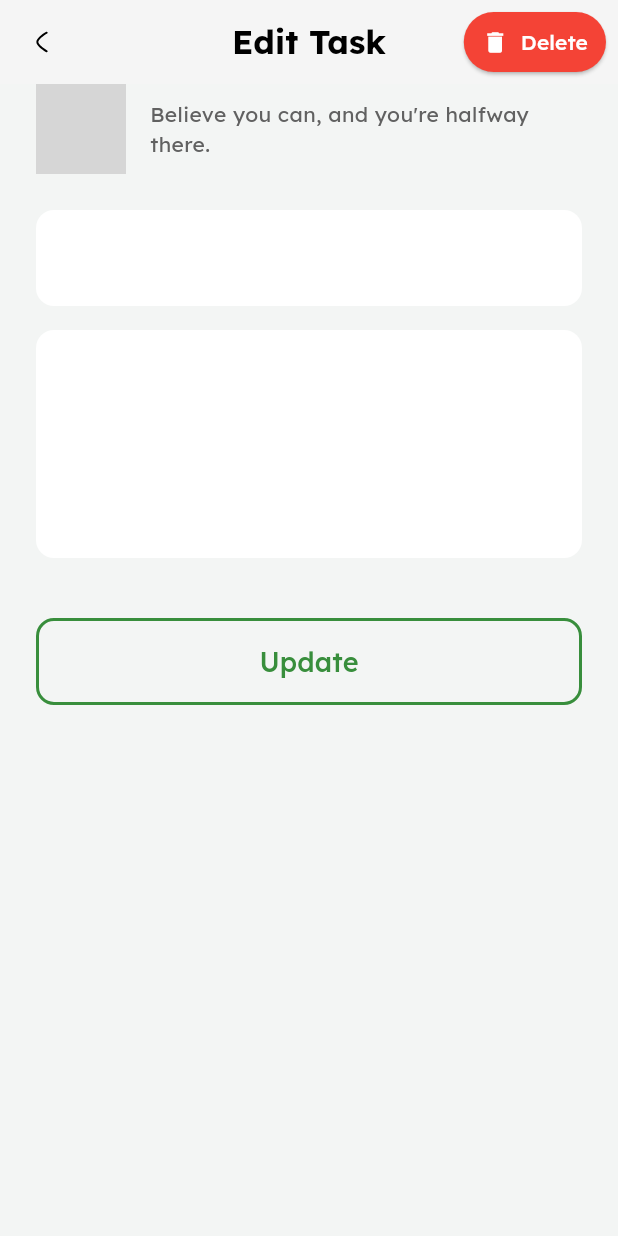
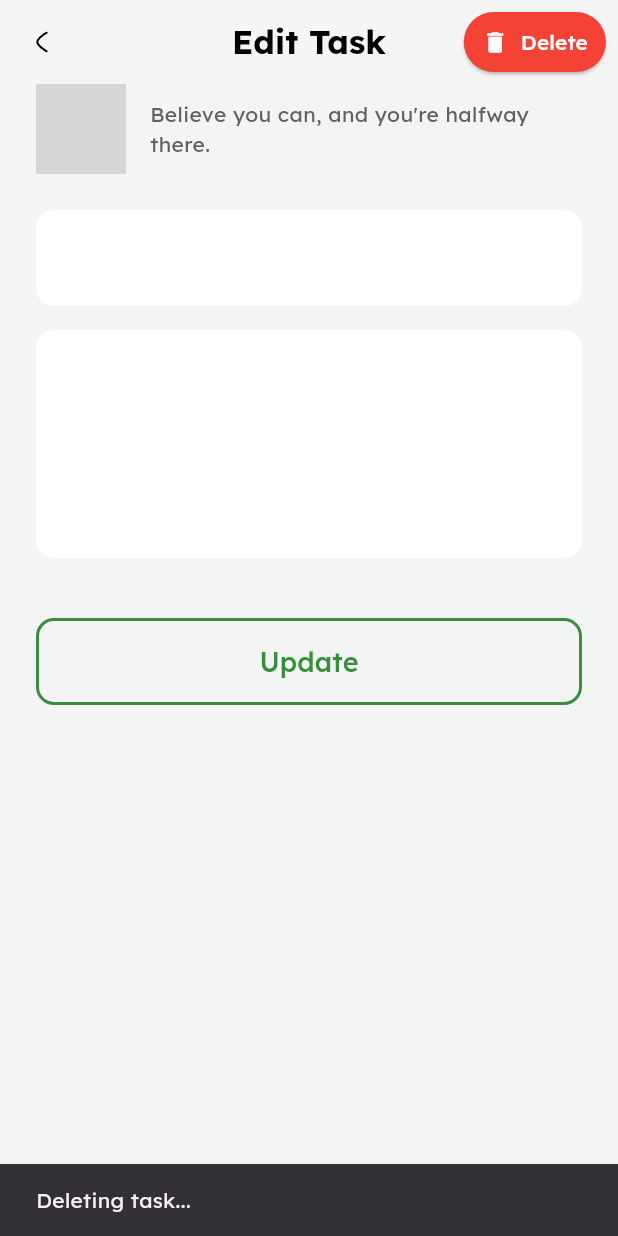
Before and after one commit to Salmon-ehab/to_do_app_nti, a Flutter app: the EditTaskView screen opened directly with empty values, after a tap on "Delete", on a phone screen of 412 x 824 dp. Run offline on Flutter 3.47's test engine with Material 3 defaults, Android fonts, the phone set to English and light mode, and no system bars; our stand-ins replace dartz, dio, flutter_bloc, flutter_screenutil, flutter_svg, get and 3 more; accounts and stored records are empty; network calls fail; grey boxes are pictures that could not be loaded.

Commit message:
delete task

```diff
--- a/lib/core/network/end_points.dart
+++ b/lib/core/network/end_points.dart
@@ -10,5 +10,7 @@ abstract class EndPoints {
   static const String deleteUser= 'delete_user';
     static const String refreshToken= 'refresh_token';
     static const String editTask ='tasks/';
+        static const String deleteTask ='tasks/';
+
 
 }
--- a/lib/feature/edit_task/data/delete_task_repo/delete_task_repo.dart
+++ b/lib/feature/edit_task/data/delete_task_repo/delete_task_repo.dart
@@ -0,0 +1,8 @@
+import 'package:dartz/dartz.dart';
+import 'package:login_task_nti/core/errors/failure.dart';
+import 'package:login_task_nti/core/models/response_model.dart';
+
+abstract class DeleteTaskRepo {
+  Future<Either<Failure, ResponseModel>> deleteTask(
+      {required int id});
+}
--- a/lib/feature/edit_task/data/delete_task_repo/delete_task_repo_imple.dart
+++ b/lib/feature/edit_task/data/delete_task_repo/delete_task_repo_imple.dart
@@ -0,0 +1,29 @@
+import 'package:dartz/dartz.dart';
+import 'package:dio/dio.dart';
+import 'package:login_task_nti/core/errors/app_exception.dart';
+import 'package:login_task_nti/core/errors/failure.dart';
+import 'package:login_task_nti/core/models/response_model.dart';
+import 'package:login_task_nti/core/network/api_consumer.dart';
+import 'package:login_task_nti/core/network/end_points.dart';
+import 'package:login_task_nti/feature/edit_task/data/delete_task_repo/delete_task_repo.dart';
+
+class DeleteTaskRepoImple implements DeleteTaskRepo {
+  final ApiConsumer apiConsumer;
+
+  DeleteTaskRepoImple({required this.apiConsumer});
+  @override
+  Future<Either<Failure, ResponseModel>> deleteTask(
+      {required int id}) async {
+    try {
+      final response = await apiConsumer.delete("${EndPoints.deleteTask}$id",
+          isProtected: true);
+      ResponseModel responseModel = ResponseModel.fromJson(response);
+      return Right(responseModel);
+    } on DioException catch (e) {
+      final error = AppException.fromDio(e);
+      return Left(Failure(error.message));
+    } catch (e) {
+      return Left(Failure("Incorrect email or password, try again."));
+    }
+  }
+}
--- a/lib/feature/edit_task/presentation/manager/delete_task_cubit/delete_task_cubit.dart
+++ b/lib/feature/edit_task/presentation/manager/delete_task_cubit/delete_task_cubit.dart
@@ -0,0 +1,25 @@
+import 'package:flutter_bloc/flutter_bloc.dart';
+import 'package:login_task_nti/feature/edit_task/data/delete_task_repo/delete_task_repo_imple.dart';
+import 'package:login_task_nti/feature/edit_task/presentation/manager/delete_task_cubit/delete_task_state.dart';
+
+class DeleteTaskCubit extends Cubit<DeleteTaskState> {
+  final DeleteTaskRepoImple deleteTaskRepoImple;
+
+  DeleteTaskCubit({
+    required this.deleteTaskRepoImple,
+  }) : super(DeleteTaskInitialState());
+  static DeleteTaskCubit get(context) => BlocProvider.of(context);
+
+  deleteTask({required int taskId}) async {
+
+    emit(DeleteTaskTaskLoadingState());
+    var result = await deleteTaskRepoImple.deleteTask(id: taskId);
+    result.fold((error) {
+      emit(DeleteTaskFailureState(error: error.toString()));
+      // print("error salma:$error");
+    }, (response) {
+      emit(DeleteTaskSuccessState(responseModel: response));
+      // print("success:$response");
+    });
+  }
+}
--- a/lib/feature/edit_task/presentation/manager/delete_task_cubit/delete_task_state.dart
+++ b/lib/feature/edit_task/presentation/manager/delete_task_cubit/delete_task_state.dart
@@ -0,0 +1,19 @@
+import 'package:login_task_nti/core/models/response_model.dart';
+
+abstract class DeleteTaskState {}
+
+class DeleteTaskInitialState extends DeleteTaskState {}
+
+class DeleteTaskTaskLoadingState extends DeleteTaskState {}
+
+class DeleteTaskSuccessState extends DeleteTaskState {
+  final ResponseModel responseModel;
+
+  DeleteTaskSuccessState({required this.responseModel});
+}
+
+class DeleteTaskFailureState extends DeleteTaskState {
+  final String error;
+
+  DeleteTaskFailureState({required this.error});
+}
--- a/lib/feature/edit_task/presentation/views/edit_task_view.dart
+++ b/lib/feature/edit_task/presentation/views/edit_task_view.dart
@@ -1,24 +1,39 @@
+// feature/edit_task/presentation/views/edit_task_view.dart
+
 import 'package:dio/dio.dart';
+import 'package:flutter/material.dart';
 import 'package:flutter_bloc/flutter_bloc.dart';
-import 'package:login_task_nti/core/routes/routes.export.dart';
+import 'package:login_task_nti/core/network/dio_consumer.dart';
+import 'package:login_task_nti/feature/edit_task/data/delete_task_repo/delete_task_repo_imple.dart'; // استيراد جديد
 import 'package:login_task_nti/feature/edit_task/data/edit_task_repo/edit_task_repo_imple.dart';
+import 'package:login_task_nti/feature/edit_task/presentation/manager/delete_task_cubit/delete_task_cubit.dart'; // استيراد جديد
 import 'package:login_task_nti/feature/edit_task/presentation/manager/edit_task_cubit/edit_task_cubit.dart';
+import 'package:login_task_nti/feature/edit_task/presentation/views/widgets/custom_appbar.dart'; // استيراد الـ AppBar
 import 'package:login_task_nti/feature/edit_task/presentation/views/widgets/edit_task_body.dart';
 import 'package:login_task_nti/feature/home/data/models/task_model_home.dart';
-
-import '../../../../core/network/dio_consumer.dart';
 
 class EditTaskView extends StatelessWidget {
   const EditTaskView({super.key, required this.taskModelHome});
   final TaskModelHome taskModelHome;
+
   @override
   Widget build(BuildContext context) {
-    return BlocProvider(
-      create: (context) => EditTaskCubit(
-          editTaskRepoImple:
-              EditTaskRepoImple(apiConsumer: DioConsumer(dio: Dio())),
-          initialTask: taskModelHome),
+    return MultiBlocProvider(
+      providers: [
+        BlocProvider(
+          create: (context) => EditTaskCubit(
+            editTaskRepoImple: EditTaskRepoImple(apiConsumer: DioConsumer(dio: Dio())),
+            initialTask: taskModelHome,
+          ),
+        ),
+        BlocProvider(
+          create: (context) => DeleteTaskCubit(
+            deleteTaskRepoImple: DeleteTaskRepoImple(apiConsumer: DioConsumer(dio: Dio())),
+          ),
+        ),
+      ],
       child: Scaffold(
+        appBar: CustomAppbarEdit(taskId: taskModelHome.id),
         body: EditTaskBody(
           taskModelHome: taskModelHome,
         ),
--- a/lib/feature/edit_task/presentation/views/widgets/custom_appbar.dart
+++ b/lib/feature/edit_task/presentation/views/widgets/custom_appbar.dart
@@ -1,18 +1,25 @@
+import 'package:flutter/material.dart';
+import 'package:flutter_bloc/flutter_bloc.dart';
 import 'package:flutter_screenutil/flutter_screenutil.dart';
 import 'package:flutter_svg/svg.dart';
+import 'package:get/get.dart';
 import 'package:intl/intl.dart';
 import 'package:login_task_nti/core/helper/my_navigator.dart';
-import 'package:login_task_nti/core/routes/routes.export.dart';
 import 'package:login_task_nti/core/utils/svg.dart';
+import 'package:login_task_nti/feature/edit_task/presentation/manager/delete_task_cubit/delete_task_cubit.dart';
+import 'package:login_task_nti/feature/edit_task/presentation/manager/delete_task_cubit/delete_task_state.dart';
+import 'package:login_task_nti/feature/home/presentation/manager/get_tasks_manager/get_tasks_cubit.dart'; // هنحتاج الـ state عشان نعمل listener
 
 class CustomAppbarEdit extends StatelessWidget implements PreferredSizeWidget {
-  const CustomAppbarEdit({super.key});
+  final int? taskId;
+
+  const CustomAppbarEdit({super.key, this.taskId});
 
   @override
   Widget build(BuildContext context) {
     return AppBar(
       backgroundColor: Colors.grey[100],
-      elevation: 0, // إزالة الظل أسفل الـ App Ba
+      elevation: 0,
       leading: Transform.rotate(
         angle: Intl.getCurrentLocale().startsWith('en') ? 3.1416 : 0,
         child: IconButton(
@@ -28,7 +35,7 @@ class CustomAppbarEdit extends StatelessWidget implements PreferredSizeWidget {
           },
         ),
       ),
-      title:const Text(
+      title: const Text(
         'Edit Task',
         style: TextStyle(color: Colors.black, fontWeight: FontWeight.bold),
       ),
@@ -36,17 +43,65 @@ class CustomAppbarEdit extends StatelessWidget implements PreferredSizeWidget {
       actions: [
         Padding(
           padding: const EdgeInsets.only(right: 8.0),
-          child: ElevatedButton.icon(
-            onPressed: () {},
-            icon:const Icon(Icons.delete, color: Colors.white),
-            label:const Text('Delete', style: TextStyle(color: Colors.white)),
+          child: BlocConsumer<DeleteTaskCubit, DeleteTaskState>(
+            listener: (context, state) {
+              if (state is DeleteTaskSuccessState) {
+                ScaffoldMessenger.of(context).showSnackBar(
+                  const SnackBar(content: Text('Task Deleted Successfully!')),
+                );
+
+                GetTasksCubit.get(context).getTasksFromAPI();
+                Get.back();
+              } else if (state is DeleteTaskFailureState) {
+                ScaffoldMessenger.of(context).showSnackBar(
+                  SnackBar(
+                      content: Text('Failed to delete task: ${state.error}')),
+                );
+              } else if (state is DeleteTaskTaskLoadingState) {
+                ScaffoldMessenger.of(context).showSnackBar(
+                  const SnackBar(content: Text('Deleting task...')),
+                );
+              }
+            },
+            builder: (context, state) {
+              return ElevatedButton.icon(
+                onPressed: () {
+                  if (taskId != null) {
+                    DeleteTaskCubit.get(context).deleteTask(taskId: taskId!);
+                  } else {
+                    ScaffoldMessenger.of(context).showSnackBar(
+                      const SnackBar(
+                          content:
+                              Text('Cannot delete task: Task ID is missing.')),
+                    );
+                  }
+                },
+                icon: (state is DeleteTaskTaskLoadingState)
+                    ? const SizedBox(
+                        width: 16,
+                        height: 16,
+                        child: CircularProgressIndicator(
+                          strokeWidth: 2,
+                          valueColor:
+                              AlwaysStoppedAnimation<Color>(Colors.white),
+                        ),
+                      )
+                    : const Icon(Icons.delete, color: Colors.white),
+                label: (state is DeleteTaskTaskLoadingState)
+                    ? const Text('Deleting...',
+                        style: TextStyle(color: Colors.white))
+                    : const Text('Delete',
+                        style: TextStyle(color: Colors.white)),
                 style: ElevatedButton.styleFrom(
                   backgroundColor: Colors.red,
                   shape: RoundedRectangleBorder(
                     borderRadius: BorderRadius.circular(20),
                   ),
-              padding:const EdgeInsets.symmetric(horizontal: 12, vertical: 8),
+                  padding:
+                      const EdgeInsets.symmetric(horizontal: 12, vertical: 8),
                 ),
+              );
+            },
           ),
         ),
       ],
--- a/lib/feature/edit_task/presentation/views/widgets/edit_task_body.dart
+++ b/lib/feature/edit_task/presentation/views/widgets/edit_task_body.dart
@@ -1,12 +1,12 @@
 import 'package:flutter/material.dart';
 import 'package:flutter_bloc/flutter_bloc.dart';
+import 'package:get/get.dart';
 import 'package:login_task_nti/core/helper/my_responsive.dart';
-import 'package:login_task_nti/core/utils/app_color.dart';
 import 'package:login_task_nti/feature/edit_task/presentation/manager/edit_task_cubit/edit_task_cubit.dart';
 import 'package:login_task_nti/feature/edit_task/presentation/manager/edit_task_cubit/edit_task_state.dart';
-import 'package:login_task_nti/feature/edit_task/presentation/views/widgets/custom_appbar.dart';
 import 'package:login_task_nti/feature/edit_task/presentation/views/widgets/update_button.dart';
 import 'package:login_task_nti/feature/home/data/models/task_model_home.dart';
+import 'package:login_task_nti/feature/home/presentation/manager/get_tasks_manager/get_tasks_cubit.dart';
 
 class EditTaskBody extends StatelessWidget {
   final TaskModelHome taskModelHome;
@@ -14,17 +14,15 @@ class EditTaskBody extends StatelessWidget {
   const EditTaskBody({super.key, required this.taskModelHome});
   @override
   Widget build(BuildContext context) {
-    return Scaffold(
-        backgroundColor: AppColor.backgroundColor,
-        appBar: const CustomAppbarEdit(),
-        body: BlocConsumer<EditTaskCubit, EditTaskState>(
-            listener: (context, state)async {
+    return BlocConsumer<EditTaskCubit, EditTaskState>(
+        listener: (context, state) async {
       // GetTasksCubit.get(context).getTasksFromAPI();
       if (state is EditTaskSuccessState) {
         ScaffoldMessenger.of(context).showSnackBar(
           const SnackBar(content: Text('Task Updated Successfully!')),
         );
-            Navigator.pop(context);
+        GetTasksCubit.get(context).getTasksFromAPI();
+        Get.back();
       } else if (state is EditTaskFailureState) {
         ScaffoldMessenger.of(context).showSnackBar(
           SnackBar(content: Text('Failed to update task: ${state.error}')),
@@ -34,7 +32,7 @@ class EditTaskBody extends StatelessWidget {
       return Form(
         key: EditTaskCubit.get(context).key,
         child: Padding(
-              padding: const EdgeInsetsDirectional.only(start: 24,end: 24),
+          padding: const EdgeInsetsDirectional.only(start: 24, end: 24),
           child: Column(
             crossAxisAlignment: CrossAxisAlignment.start,
             children: [
@@ -92,13 +90,12 @@ class EditTaskBody extends StatelessWidget {
               ),
               const SizedBox(height: 40),
               UpdateButton(onPressed: () {
-                    EditTaskCubit.get(context)
-                        .editTask(taskId: taskModelHome.id!);
+                EditTaskCubit.get(context).editTask(taskId: taskModelHome.id!);
               })
             ],
           ),
         ),
       );
-        }));
+    });
   }
 }
--- a/lib/feature/settings/presentation/delete_user_cubit/delete_user_cubit.dart
+++ b/lib/feature/settings/presentation/delete_user_cubit/delete_user_cubit.dart
@@ -8,12 +8,12 @@ class DeleteUserCubit extends Cubit<DeleteUserState>{
   static DeleteUserCubit get(context) => BlocProvider.of(context);
 
 
-   deleteUserI() async {
+   deleteUser() async {
     var response = await deleteUserRepoImple.deleteUser();
     response.fold((error) {
       emit(DeleteUserErrorState(error: error.toString()));
-    }, (userModel) {
-      emit(DeleteUserSuccessState());
+    }, (responseModel) {
+      emit(DeleteUserSuccessState(responseModel));
     });
   }
 }
--- a/lib/feature/settings/presentation/delete_user_cubit/delete_user_state.dart
+++ b/lib/feature/settings/presentation/delete_user_cubit/delete_user_state.dart
@@ -1,11 +1,12 @@
+import 'package:login_task_nti/core/models/response_model.dart';
 
 abstract class DeleteUserState {}
 
 class DeleteUserInitState extends DeleteUserState {}
 
 class DeleteUserSuccessState extends DeleteUserState {
-
-  DeleteUserSuccessState();
+  final ResponseModel responseModel;
+  DeleteUserSuccessState(this.responseModel);
 }
 
 class DeleteUserErrorState extends DeleteUserState {
--- a/lib/feature/settings/presentation/views/widgets/setting_body.dart
+++ b/lib/feature/settings/presentation/views/widgets/setting_body.dart
@@ -48,7 +48,7 @@ class _SettingBodyState extends State<SettingBody> {
             const Spacer(),
             CustomButton(
                 textButton: "Delete Account",
-                onPressed: DeleteUserCubit.get(context).deleteUserI)
+                onPressed: DeleteUserCubit.get(context).deleteUser())
           ],
         ),
       ),
```
Also changed, not shown: lib/feature/profile/presentation/views/widgets/profile_body.dart (+6 -4 lines). Lines whose indentation alone changed are shown as unchanged.
